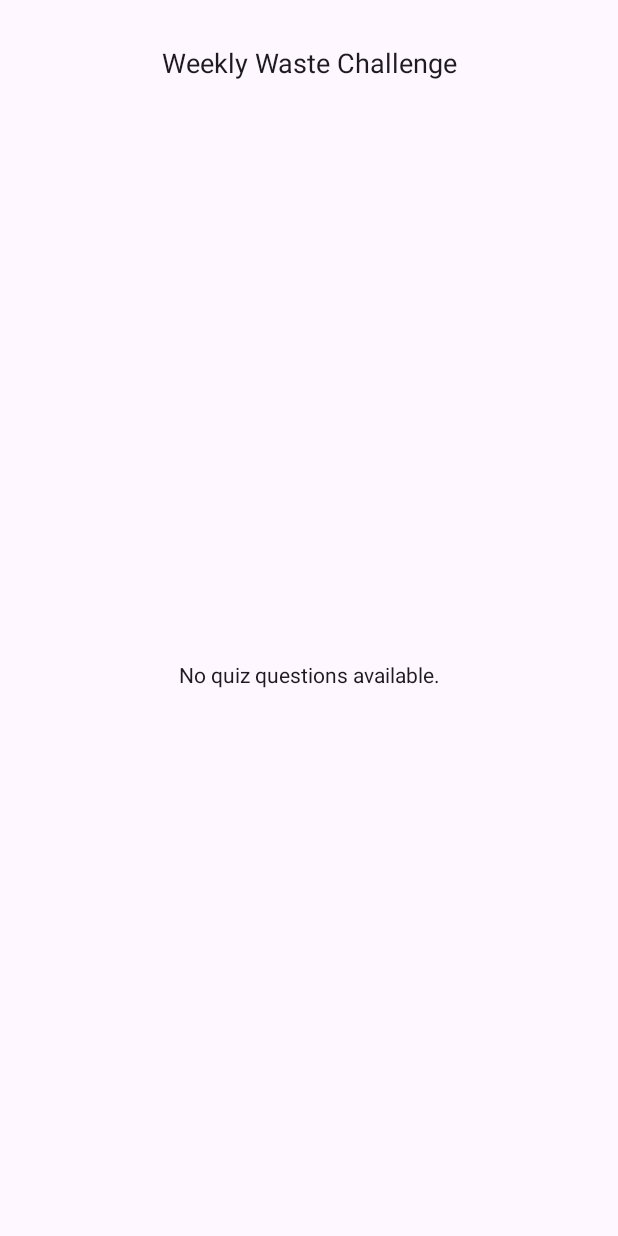
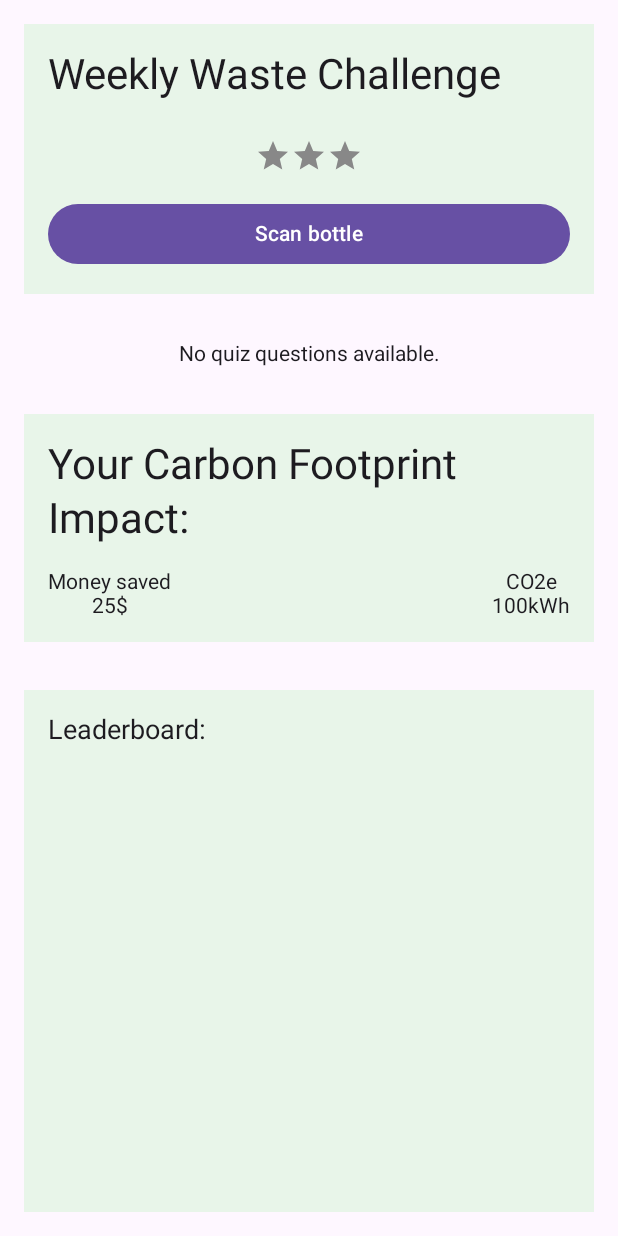
Before and after one commit to nazim117/Waste-Management, an Android app built with Jetpack Compose: the screen it shows after launch (MainActivity), on a phone screen of 412 x 824 dp. Run offline under Robolectric (Android 15) with nearby library versions, the phone set to English and light mode, and no system bars; our stand-ins replace Firebase (no records; nobody signed in at launch, a user with empty details on screens opened directly).

Commit message:
update on UI

```diff
--- a/WasteManagementApp/app/src/main/java/com/example/wastemanagementapp/MainActivity.kt
+++ b/WasteManagementApp/app/src/main/java/com/example/wastemanagementapp/MainActivity.kt
@@ -9,6 +9,9 @@ import androidx.compose.foundation.layout.Spacer
 import androidx.compose.foundation.layout.fillMaxSize
 import androidx.compose.foundation.layout.height
 import androidx.compose.foundation.layout.padding
+import androidx.compose.foundation.lazy.LazyColumn
+import androidx.compose.foundation.rememberScrollState
+import androidx.compose.foundation.verticalScroll
 import androidx.compose.material3.MaterialTheme
 import androidx.compose.material3.Surface
 import androidx.compose.ui.Alignment
@@ -18,7 +21,7 @@ import androidx.lifecycle.viewmodel.compose.viewModel
 import com.example.wastemanagementapp.ui.theme.CarbonFootprintScreen
 import com.example.wastemanagementapp.ui.theme.QuizScreen
 import com.example.wastemanagementapp.ui.theme.QuizViewModel
-import com.example.wastemanagementapp.ui.theme.ScoreSubmissionScreen
+import com.example.wastemanagementapp.ui.theme.Leaderboard
 import com.example.wastemanagementapp.ui.theme.WeeklyUserChallengeScreen
 import com.google.firebase.firestore.FirebaseFirestore
 import java.util.UUID
@@ -34,35 +37,36 @@ class MainActivity : ComponentActivity() {
 
         setContent {
             Surface(color = MaterialTheme.colorScheme.background) {
-                Column(
+                LazyColumn (
                     modifier = Modifier
                         .fillMaxSize()
                         .padding(16.dp),
-                    verticalArrangement = Arrangement.Top,
+                    verticalArrangement = Arrangement.spacedBy(32.dp),
                     horizontalAlignment = Alignment.CenterHorizontally
                 ) {
+                    item{
                         // Weekly User Challenge (1st)
                         WeeklyUserChallengeScreen()
+                    }
 
-                    Spacer(modifier = Modifier.height(32.dp))
-
+                    item{
                         // Quiz Screen (2nd)
                         val viewModel = viewModel<QuizViewModel>()
                         QuizScreen(viewModel, userId, firestore)
+                    }
 
-                    Spacer(modifier = Modifier.height(32.dp))
-
+                    item{
                         // Carbon Footprint (3rd)
                         CarbonFootprintScreen()
+                    }
 
-                    Spacer(modifier = Modifier.height(32.dp))
-
+                    item{
                         // Leaderboard (4th)
-                    ScoreSubmissionScreen(firestore = firestore)
+                        Leaderboard(firestore = firestore)
                     }
                 }
             }
-
+        }
     }
 
     private fun getUserId(): String {
--- a/WasteManagementApp/app/src/main/java/com/example/wastemanagementapp/ui/theme/CarbonFootprint.kt
+++ b/WasteManagementApp/app/src/main/java/com/example/wastemanagementapp/ui/theme/CarbonFootprint.kt
@@ -1,9 +1,16 @@
 package com.example.wastemanagementapp.ui.theme
 
+import androidx.compose.ui.graphics.Color
+import androidx.compose.foundation.background
+import androidx.compose.foundation.layout.Arrangement
 import androidx.compose.foundation.layout.Column
+import androidx.compose.foundation.layout.Row
+import androidx.compose.foundation.layout.fillMaxWidth
 import androidx.compose.foundation.layout.padding
+import androidx.compose.material3.MaterialTheme
 import androidx.compose.material3.Text
 import androidx.compose.runtime.Composable
+import androidx.compose.ui.Alignment
 import androidx.compose.ui.Modifier
 import androidx.compose.ui.text.style.TextAlign
 import androidx.compose.ui.unit.dp
@@ -13,12 +20,28 @@ import androidx.compose.ui.unit.sp
 fun CarbonFootprintScreen(modifier: Modifier = Modifier) {
     Column(
         modifier = modifier
+            .fillMaxWidth()
+            .background(Color(0xFFE8F5E9))
+            .padding(16.dp)
     ) {
         Text(
             text = "Your Carbon Footprint Impact:",
-            textAlign = TextAlign.Center,
-            fontSize = 18.sp,
-            modifier = Modifier.padding(top = 16.dp, bottom = 8.dp)
+            style = MaterialTheme.typography.headlineMedium,
+            modifier = Modifier.padding(bottom = 16.dp)
         )
+
+        Row(
+          modifier = Modifier.fillMaxWidth(),
+            horizontalArrangement = Arrangement.SpaceBetween
+        ) {
+            Column (horizontalAlignment = Alignment.CenterHorizontally) {
+                Text(text = "Money saved")
+                Text(text = "25$")
+            }
+            Column (horizontalAlignment = Alignment.CenterHorizontally) {
+                Text(text = "CO2e")
+                Text(text = "100kWh")
+            }
+        }
     }
 }
--- a/WasteManagementApp/app/src/main/java/com/example/wastemanagementapp/ui/theme/ScoreSubmissionScreen.kt
+++ b/WasteManagementApp/app/src/main/java/com/example/wastemanagementapp/ui/theme/Leaderboard.kt
@@ -1,7 +1,11 @@
 package com.example.wastemanagementapp.ui.theme
 
+import androidx.compose.foundation.background
+import androidx.compose.foundation.layout.Box
 import androidx.compose.foundation.layout.Column
 import androidx.compose.foundation.layout.fillMaxSize
+import androidx.compose.foundation.layout.fillMaxWidth
+import androidx.compose.foundation.layout.height
 import androidx.compose.foundation.layout.padding
 import androidx.compose.foundation.lazy.LazyColumn
 import androidx.compose.material3.Text
@@ -12,6 +16,7 @@ import androidx.compose.runtime.mutableStateOf
 import androidx.compose.runtime.remember
 import androidx.compose.runtime.setValue
 import androidx.compose.ui.Modifier
+import androidx.compose.ui.graphics.Color
 import androidx.compose.ui.unit.dp
 import androidx.compose.ui.unit.sp
 import com.example.wastemanagementapp.LeaderboardEntry
@@ -19,7 +24,7 @@ import com.google.firebase.firestore.FirebaseFirestore
 import com.google.firebase.firestore.Query
 
 @Composable
-fun ScoreSubmissionScreen(firestore: FirebaseFirestore) {
+fun Leaderboard(firestore: FirebaseFirestore) {
     var leaderboard by remember { mutableStateOf(listOf<LeaderboardEntry>()) }
 
     LaunchedEffect(Unit) {
@@ -31,14 +36,20 @@ fun ScoreSubmissionScreen(firestore: FirebaseFirestore) {
     Column(
         modifier = Modifier
             .fillMaxSize()
+            .background(Color(0xFFE8F5E9))
             .padding(16.dp)
     ){
         Text(
             text = "Leaderboard:",
             fontSize = 18.sp,
-            modifier = Modifier.padding(top = 16.dp, bottom = 8.dp)
+            modifier = Modifier.padding(bottom = 8.dp)
         )
 
+        Box(
+            modifier = Modifier
+                .fillMaxWidth()
+                .height(300.dp)
+        ){
             LazyColumn{
                 items(leaderboard.size) { index ->
                     val entry = leaderboard[index]
@@ -47,6 +58,7 @@ fun ScoreSubmissionScreen(firestore: FirebaseFirestore) {
                         fontSize = 16.sp,
                         modifier = Modifier.padding(4.dp)
                     )
+                }
             }
         }
     }
--- a/WasteManagementApp/app/src/main/java/com/example/wastemanagementapp/ui/theme/QuizViewModel.kt
+++ b/WasteManagementApp/app/src/main/java/com/example/wastemanagementapp/ui/theme/QuizViewModel.kt
@@ -1,5 +1,6 @@
 package com.example.wastemanagementapp.ui.theme
 
+import androidx.compose.foundation.background
 import androidx.compose.foundation.layout.Box
 import androidx.compose.foundation.layout.Column
 import androidx.compose.foundation.layout.Row
@@ -23,6 +24,8 @@ import androidx.compose.runtime.remember
 import androidx.compose.runtime.setValue
 import androidx.compose.ui.Alignment
 import androidx.compose.ui.Modifier
+import androidx.compose.ui.graphics.Color
+import androidx.compose.ui.text.style.TextAlign
 import androidx.compose.ui.unit.dp
 import androidx.lifecycle.ViewModel
 import androidx.lifecycle.viewModelScope
@@ -145,7 +148,6 @@ class QuizViewModel: ViewModel(){
 }
 @Composable
 fun QuizScreen(viewModel: QuizViewModel, userId: String, firestore: FirebaseFirestore) {
-    val currentQuestionIndex by viewModel.currentQuestionIndex
     val questions = viewModel.questions
     val quizFinished by viewModel.quizFinished
     val score by viewModel.score
@@ -211,9 +213,17 @@ fun QuizFinishedDialog(
 fun QuizQuestion(question: QuizQuestion, onAnswerSelected: (Int) -> Unit) {
     var selectedOption by remember { mutableStateOf<Int?>(null) }
 
-    Column(modifier = Modifier.padding(16.dp)) {
-        Text(text = question.question, style = MaterialTheme.typography.headlineLarge)
-        Spacer(modifier = Modifier.height(16.dp))
+    Column(
+        modifier = Modifier
+            .fillMaxWidth()
+            .background(Color(0xFFE8F5E9))
+            .padding(16.dp)
+    ) {
+        Text(
+            text = question.question,
+            style = MaterialTheme.typography.headlineMedium,
+            modifier = Modifier.padding(bottom = 16.dp)
+        )
         question.options.forEachIndexed{ index, option ->
             Row(
                 Modifier
@@ -235,13 +245,13 @@ fun QuizQuestion(question: QuizQuestion, onAnswerSelected: (Int) -> Unit) {
                 )
             }
         }
-        Spacer(modifier = Modifier.height(16.dp))
         Button(
             onClick = {
                 selectedOption?.let { onAnswerSelected(it)}
                 selectedOption = null
             },
-            enabled = selectedOption != null
+            enabled = selectedOption != null,
+            modifier = Modifier.fillMaxWidth().padding(top = 16.dp)
         ){
             Text("Submit")
         }
--- a/WasteManagementApp/app/src/main/java/com/example/wastemanagementapp/ui/theme/WeeklyUserChallenge.kt
+++ b/WasteManagementApp/app/src/main/java/com/example/wastemanagementapp/ui/theme/WeeklyUserChallenge.kt
@@ -1,10 +1,22 @@
 package com.example.wastemanagementapp.ui.theme
 
+import androidx.compose.foundation.background
+import androidx.compose.foundation.layout.Arrangement
 import androidx.compose.foundation.layout.Column
+import androidx.compose.foundation.layout.Row
+import androidx.compose.foundation.layout.Spacer
+import androidx.compose.foundation.layout.fillMaxWidth
+import androidx.compose.foundation.layout.height
 import androidx.compose.foundation.layout.padding
+import androidx.compose.material.icons.Icons
+import androidx.compose.material.icons.filled.Star
+import androidx.compose.material3.Button
+import androidx.compose.material3.Icon
+import androidx.compose.material3.MaterialTheme
 import androidx.compose.material3.Text
 import androidx.compose.runtime.Composable
 import androidx.compose.ui.Modifier
+import androidx.compose.ui.graphics.Color
 import androidx.compose.ui.text.style.TextAlign
 import androidx.compose.ui.unit.dp
 import androidx.compose.ui.unit.sp
@@ -13,12 +25,35 @@ import androidx.compose.ui.unit.sp
 fun WeeklyUserChallengeScreen(modifier: Modifier = Modifier) {
     Column(
         modifier = modifier
+            .fillMaxWidth()
+            .background(Color(0xFFE8F5E9))
+            .padding(16.dp)
     ) {
         Text(
             text = "Weekly Waste Challenge",
             textAlign = TextAlign.Center,
-            fontSize = 18.sp,
-            modifier = Modifier.padding(top = 16.dp, bottom = 8.dp)
+            style = MaterialTheme.typography.headlineMedium,
+            modifier = Modifier.padding(bottom = 16.dp)
         )
+
+        Spacer(modifier = Modifier.height(8.dp))
+
+        Row(
+            modifier = Modifier.fillMaxWidth(),
+            horizontalArrangement = Arrangement.Center
+        ){
+            Icon(Icons.Default.Star, contentDescription = "Star", tint = Color.Gray)
+            Icon(Icons.Default.Star, contentDescription = "Star", tint = Color.Gray)
+            Icon(Icons.Default.Star, contentDescription = "Star", tint = Color.Gray)
+        }
+
+        Spacer(modifier = Modifier.height(16.dp))
+
+        Button(
+            onClick = {},
+            modifier = Modifier.fillMaxWidth()
+        ){
+            Text(text = "Scan bottle")
+        }
     }
 }
```
Lines whose indentation alone changed are shown as unchanged.
